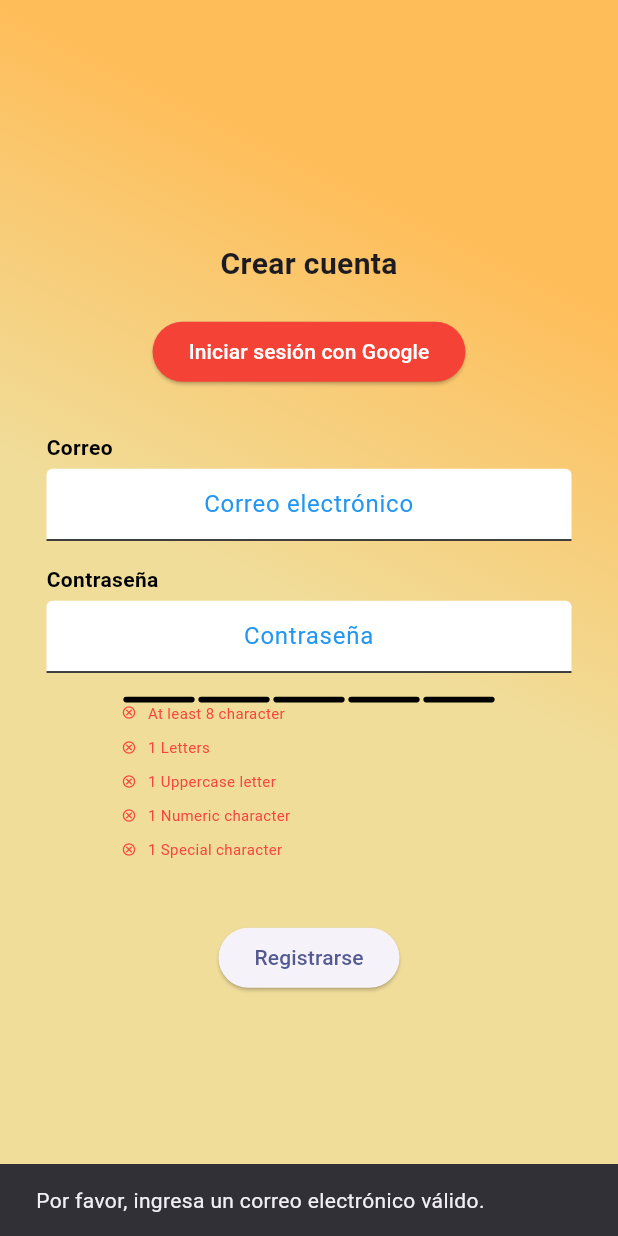
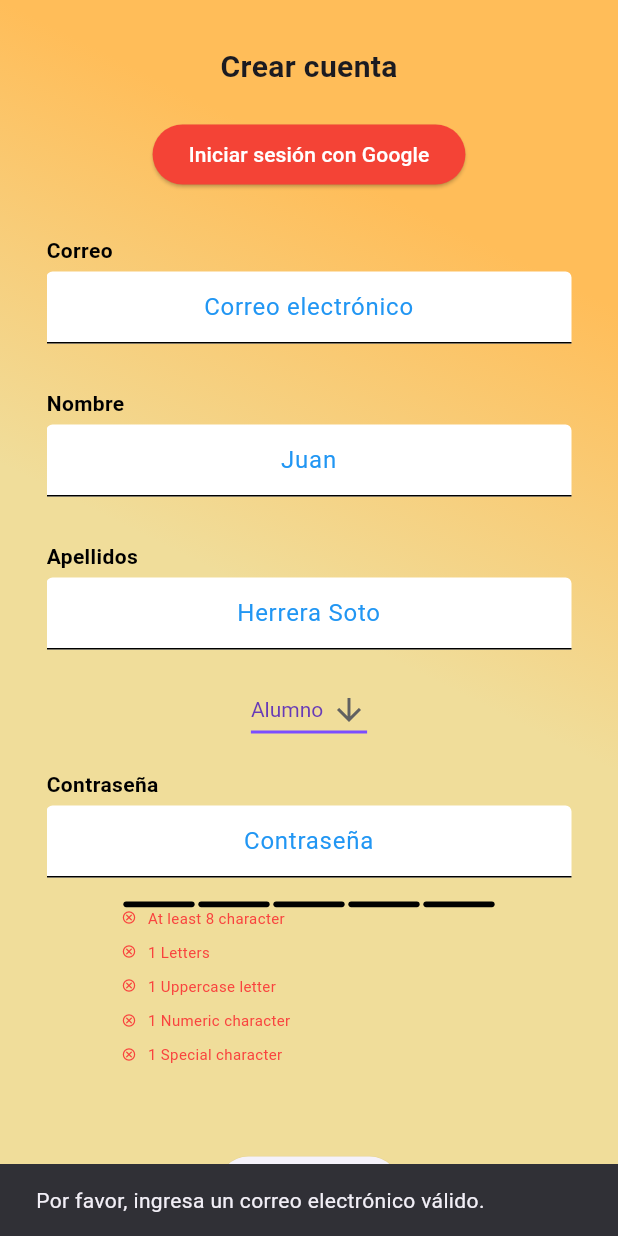
Before and after one commit to Jncr22/flutter-eventview-app, a Flutter app: the RegistrationScreen screen opened by its route, after a tap on "Registrarse", on a phone screen of 412 x 824 dp. Run offline on Flutter 3.47's test engine with Material 3 defaults, Android fonts, the phone set to English and light mode, and no system bars; drawn by our look-alikes of flutter_pw_validator; our stand-ins replace camera, cloud_firestore, firebase_auth, firebase_core, flutter_svg, go_router and 2 more; accounts and stored records are empty.

Commit message:
feat - se agregaron mas datos al registro

```diff
--- a/lib/auth_service.dart
+++ b/lib/auth_service.dart
@@ -1,10 +1,12 @@
 // auth_service.dart
 import 'package:firebase_auth/firebase_auth.dart';
 import 'package:google_sign_in/google_sign_in.dart';
+import 'package:cloud_firestore/cloud_firestore.dart';
 
 class AuthService {
  final FirebaseAuth _auth = FirebaseAuth.instance;
  final GoogleSignIn _googleSignIn = GoogleSignIn();
+ final FirebaseFirestore _firestore = FirebaseFirestore.instance;
 
  // Método para iniciar sesión
  Future<UserCredential?> signIn(String email, String password) async {
@@ -20,13 +22,20 @@ class AuthService {
     }
  }
 
- // Método para registrarse
- Future<UserCredential?> signUp(String email, String password) async {
+  // Método para registrarse
+ Future<UserCredential?> signUp(String email, String password, String name, String lastName, String category) async {
     try {
       UserCredential userCredential = await _auth.createUserWithEmailAndPassword(
         email: email,
         password: password,
       );
+      // Guarda la información adicional en Firestore
+      await _firestore.collection('users').doc(userCredential.user!.uid).set({
+        'name': name,
+        'lastName': lastName,
+        'email': email,
+        'category': category,
+      });
       return userCredential;
     } on FirebaseAuthException catch (e) {
       print(e.message);
--- a/lib/presentation/screens/register_screen.dart
+++ b/lib/presentation/screens/register_screen.dart
@@ -6,13 +6,20 @@ import 'package:go_router/go_router.dart';
 import 'package:validators/validators.dart';
 import 'package:flutter_pw_validator/flutter_pw_validator.dart';
 
+class RegistrationScreen extends StatefulWidget {
+  RegistrationScreen({Key? key}) : super(key: key);
 
-class RegistrationScreen extends StatelessWidget {
+  @override
+  _RegistrationScreenState createState() => _RegistrationScreenState();
+}
+
+class _RegistrationScreenState extends State<RegistrationScreen> {
   final emailController = TextEditingController();
   final passwordController = TextEditingController();
+  final nameController = TextEditingController();
+  final lastNameController = TextEditingController();
+  final categoryNotifier = ValueNotifier<String>('Alumno');
   final AuthService _authService = AuthService();
-
- RegistrationScreen({super.key});
 
   @override
   Widget build(BuildContext context) {
@@ -31,14 +38,16 @@ class RegistrationScreen extends StatelessWidget {
                         fontSize: 20,
                         fontWeight: FontWeight.bold,
                       )),
-              const SizedBox(height:  20.0),
+                  const SizedBox(height: 20.0),
                   ElevatedButton(
                     style: ElevatedButton.styleFrom(
-                        backgroundColor: Colors.red, // Cambia el color para diferenciarlo
+                      backgroundColor:
+                          Colors.red, // Cambia el color para diferenciarlo
                       foregroundColor: Colors.white,
                     ),
                     onPressed: () async {
-                        UserCredential? userCredential = await _authService.signInWithGoogle();
+                      UserCredential? userCredential =
+                          await _authService.signInWithGoogle();
                       if (userCredential != null) {
                         // Navegar a la pantalla principal después del inicio de sesión exitoso
                         context.goNamed('lobby');
@@ -52,8 +61,56 @@ class RegistrationScreen extends StatelessWidget {
                     labelText: 'Correo',
                     hintText: 'Correo electrónico',
                     fontSize: 16.0,
-                   constraints: const BoxConstraints(minWidth: 100, maxWidth: 350),
+                    constraints:
+                        const BoxConstraints(minWidth: 100, maxWidth: 350),
                     keyboardType: TextInputType.emailAddress,
+                  ),
+                  const SizedBox(height: 30.0),
+                  TextFieldCustom(
+                    controller: nameController,
+                    labelText: 'Nombre',
+                    hintText: 'Juan ',
+                    fontSize: 16.0,
+                    constraints:
+                        const BoxConstraints(minWidth: 100, maxWidth: 350),
+                  ),
+                  const SizedBox(height: 30.0),
+                  TextFieldCustom(
+                    controller: lastNameController,
+                    labelText: 'Apellidos',
+                    hintText: 'Herrera Soto',
+                    fontSize: 16.0,
+                    constraints:
+                        const BoxConstraints(minWidth: 100, maxWidth: 350),
+                  ),
+                  const SizedBox(height: 16.0),
+                  ValueListenableBuilder<String>(
+                    valueListenable: categoryNotifier,
+                    builder: (context, value, child) {
+                      return DropdownButton<String>(
+                        value: value,
+                        icon: const Icon(Icons.arrow_downward),
+                        iconSize: 24,
+                        elevation: 16,
+                        style: const TextStyle(color: Colors.deepPurple),
+                        underline: Container(
+                          height: 2,
+                          color: Colors.deepPurpleAccent,
+                        ),
+                        onChanged: (String? newValue) {
+                          if (newValue != null) {
+                            categoryNotifier.value = newValue;
+                          }
+                        },
+                        items: <String>['Alumno', 'Profesor']
+                            .map<DropdownMenuItem<String>>((String value) {
+                          return DropdownMenuItem<String>(
+                            value: value,
+                            child: Text(value),
+                          );
+                        }).toList(),
+                      );
+                    },
                   ),
                   const SizedBox(height: 16.0),
                   TextFieldCustom(
@@ -61,14 +118,16 @@ class RegistrationScreen extends StatelessWidget {
                     labelText: 'Contraseña',
                     hintText: 'Contraseña',
                     fontSize: 16.0,
-                   constraints: const BoxConstraints(minWidth: 100, maxWidth: 350),
+                    constraints:
+                        const BoxConstraints(minWidth: 100, maxWidth: 350),
                     keyboardType: TextInputType.visiblePassword,
                     obscureText: true,
                   ),
                   const SizedBox(height: 16.0),
                   FlutterPwValidator(
                     defaultColor: const Color.fromARGB(255, 0, 0, 0),
-                    controller: passwordController, // Utiliza el controller de tu contraseña
+                    controller:
+                        passwordController, // Utiliza el controller de tu contraseña
                     successColor: const Color.fromARGB(255, 13, 255, 0),
                     minLength: 8,
                     uppercaseCharCount: 1,
@@ -84,12 +143,17 @@ class RegistrationScreen extends StatelessWidget {
                       // Aquí puedes manejar lo que sucede cuando la contraseña no es válida
                     },
                   ),
+                  const SizedBox(height: 16.0),
                   ElevatedButton(
                     onPressed: () async {
                       if (isEmail(emailController.text)) {
-                        UserCredential? userCredential = await _authService.signUp(
+                        UserCredential? userCredential =
+                            await _authService.signUp(
                           emailController.text,
                           passwordController.text,
+                          nameController.text,
+                          lastNameController.text,
+                          categoryNotifier.value,
                         );
                         if (userCredential != null) {
                           // Navegar a la pantalla principal después del registro exitoso
@@ -99,7 +163,8 @@ class RegistrationScreen extends StatelessWidget {
                         // Mostrar un mensaje de error si el correo electrónico no es válido
                         ScaffoldMessenger.of(context).showSnackBar(
                           const SnackBar(
-                            content: Text('Por favor, ingresa un correo electrónico válido.'),
+                            content: Text(
+                                'Por favor, ingresa un correo electrónico válido.'),
                             duration: Duration(seconds: 2),
                           ),
                         );
```
Lines whose indentation alone changed are shown as unchanged.
